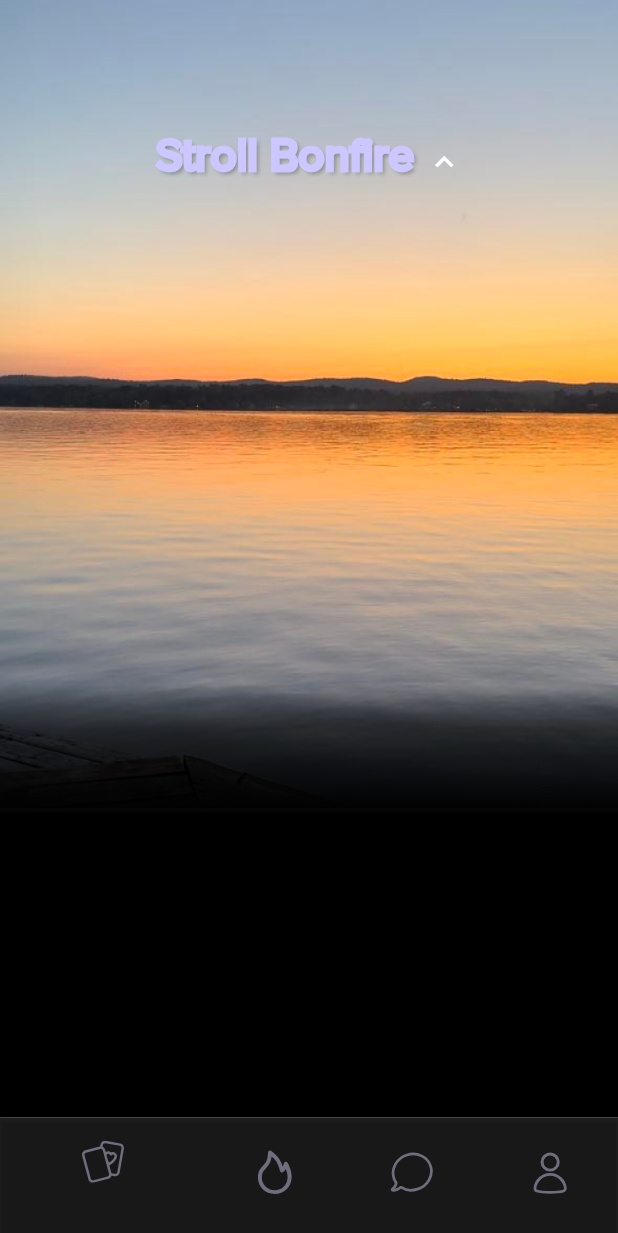
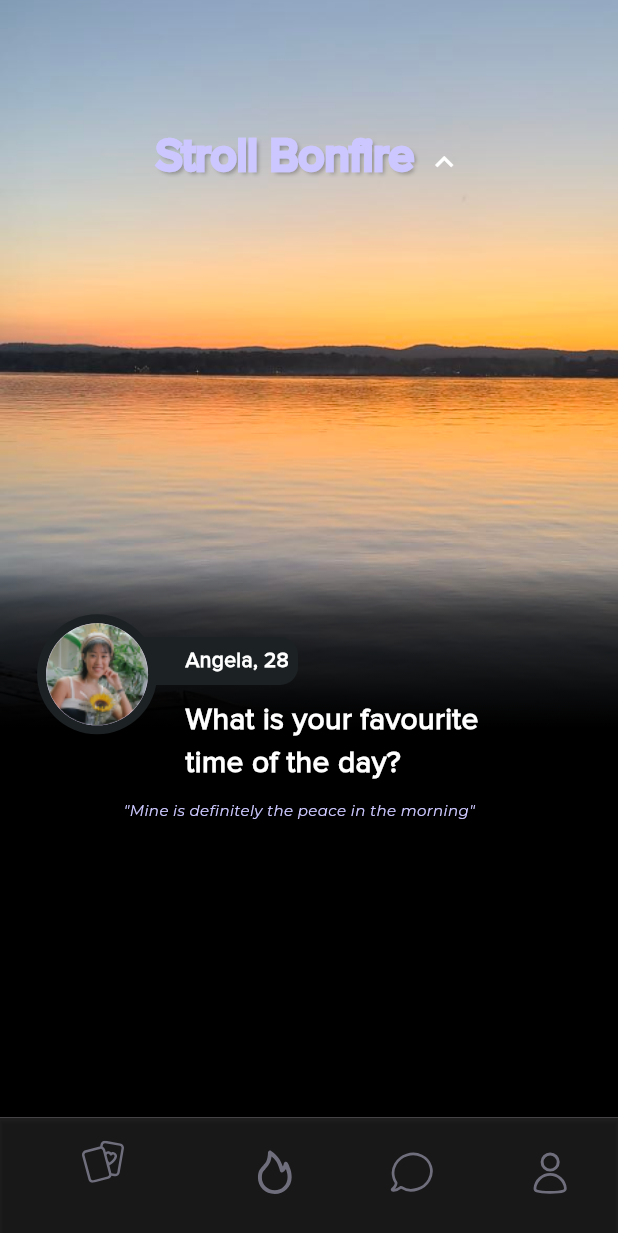
Before and after one commit to osuyaalex/stroll_test, a Flutter app: the screen it shows after launch, on a phone screen of 412 x 824 dp. Shown: the top 1233 px of the screen. Run offline on Flutter 3.47's test engine with Material 3 defaults, Android fonts, the phone set to English and light mode, and no system bars; our stand-ins replace flutter_screenutil, flutter_svg, google_fonts; missing offline and left inert: staggered_grid_view.

Commit message:
profile ui added

```diff
--- a/lib/constants/STColors.dart
+++ b/lib/constants/STColors.dart
@@ -3,4 +3,5 @@
 class STColors{
   static Color primary = Color(0xffCCC8FF);
   static Color primaryBorder = Color(0xffB3ADF6);
+  static Color profileBorder = Color(0xff1C2124);
 }
--- a/lib/home_page.dart
+++ b/lib/home_page.dart
@@ -1,5 +1,7 @@
 import 'package:flutter/material.dart';
 import 'package:flutter_svg/flutter_svg.dart';
+import 'package:google_fonts/google_fonts.dart';
+import 'package:staggered_grid_view/flutter_staggered_grid_view.dart';
 import 'package:stroll_test/constants/STColors.dart';
 import 'package:stroll_test/extensions/sizes_ext.dart';
 
@@ -15,6 +17,13 @@
   late Animation<double> _fadeAnimation;
   late Animation<Offset> _slideAnimation;
   bool _isExpanded = false;
+  int? _selectedIndex;
+  final List<Map<String, String>> _options = [
+    {'label': 'A', 'text': 'The peace in the early mornings'},
+    {'label': 'B', 'text': 'The magical golden hours'},
+    {'label': 'C', 'text': 'Wind-down time after dinners'},
+    {'label': 'D', 'text': 'The serenity past midnight'},
+  ];
 
   @override
   void initState() {
@@ -56,29 +65,38 @@
           ),
           Positioned(
             bottom: 0,
-            child: Container(
-              width: 100.pW,
-              height: 35.pH,
-              decoration: BoxDecoration(
-                gradient: LinearGradient(
-                  begin: Alignment.bottomCenter,
-                  end: Alignment.topCenter,
-                  colors: [
-                    Colors.black,
-                    Colors.black,
-                    Colors.black.withOpacity(0.6),
-                    Colors.transparent,
-                  ],
-                  stops: const [
-                    0.0,
-                    0.7,
-                    0.9,
-                    1.0,
-                  ],
+            child: _blackGradient()
+          ),
+          Positioned(
+              bottom: 35.pH,
+              left: 20.pW,
+              child: Container(
+                padding: EdgeInsets.fromLTRB( 10.pW, 6, 6,6),
+                decoration: BoxDecoration(
+                    borderRadius: BorderRadius.circular(12),
+                    color: STColors.profileBorder
                 ),
-              ),
-            ),
+                child: Text('Angela, 28',
+                  style: TextStyle(
+                    color: Colors.white,
+                    fontWeight: FontWeight.w600,
+                  ),
+                ),
+              )
           ),
+          Positioned(
+              bottom: 31.pH,
+              left: 6.pW,
+              child: CircleAvatar(
+                radius: 40,
+                backgroundColor: STColors.profileBorder,
+                child: CircleAvatar(
+                  radius: 34,
+                  backgroundImage: AssetImage('assets/Image.png'),
+                ),
+              )
+          ),
+
         ],
       ),
     );
@@ -100,10 +118,64 @@
     });
   }
 
+  Widget _blackGradient(){
+    return Container(
+      width: 100.pW,
+      height: 45.pH,
+      decoration: BoxDecoration(
+        gradient: LinearGradient(
+          begin: Alignment.bottomCenter,
+          end: Alignment.topCenter,
+          colors: [
+            Colors.black,
+            Colors.black,
+            Colors.black.withOpacity(0.6),
+            Colors.transparent,
+          ],
+          stops: const [
+            0.0,
+            0.7,
+            0.9,
+            1.0,
+          ],
+        ),
+      ),
+      child: Column(
+        crossAxisAlignment: CrossAxisAlignment.start,
+        children: [
+          Padding(
+            padding:  EdgeInsets.only(top:11.pH,left: 30.pW),
+            child: SizedBox(
+              width: 55.pW,
+              child: Text('What is your favourite time of the day?',
+              style: TextStyle(
+                color: Colors.white,
+                fontSize: 20,
+                fontWeight: FontWeight.w600
+              ),
+              ),
+            ),
+          ),
+          1.gap,
+          Padding(
+            padding:  EdgeInsets.only(left: 20.pW),
+            child: Text('"Mine is definitely the peace in the morning"',
+            style: GoogleFonts.montserrat(
+              color: STColors.primary,
+              fontStyle: FontStyle.italic,
+              fontSize: 10
+            ),
+            ),
+          ),
+        ],
+      ),
+    );
+  }
+
   Widget _wavePicture(){
     return Container(
       padding: EdgeInsets.only(top: 10.pH),
-      height: 70.pH,
+      height: 64.pH,
       width: 100.pW,
       decoration: BoxDecoration(
           image: DecorationImage(
--- a/pubspec.yaml
+++ b/pubspec.yaml
@@ -37,6 +37,7 @@
   flutter_svg: ^2.0.16
   flutter_screenutil: ^5.9.3
   google_fonts: ^6.2.1
+  staggered_grid_view: ^0.0.1
 
 dev_dependencies:
   flutter_test:
```
Also changed, not shown: assets/Image.png (added), pubspec.lock.
